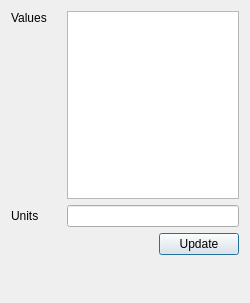
This is trunk/daetools-package/daetools/dae_simulator/editor_quantity_array.ui in v1kko/daetools as Qt 5 draws it before an edit. The edited form follows.
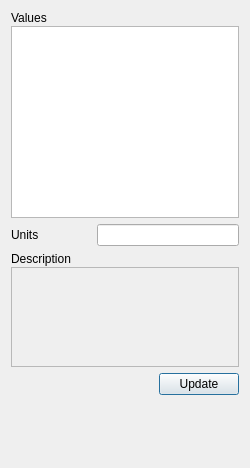
This is the edited form.

```diff
--- a/trunk/daetools-package/daetools/dae_simulator/editor_quantity_array.ui
+++ b/trunk/daetools-package/daetools/dae_simulator/editor_quantity_array.ui
@@ -7,7 +7,7 @@
     <x>0</x>
     <y>0</y>
     <width>250</width>
-    <height>303</height>
+    <height>468</height>
    </rect>
   </property>
   <property name="minimumSize">
@@ -28,8 +28,14 @@
   <layout class="QVBoxLayout" name="verticalLayout">
    <item>
     <layout class="QHBoxLayout" name="horizontalLayout">
+     <property name="spacing">
+      <number>6</number>
+     </property>
      <item>
       <layout class="QVBoxLayout" name="verticalLayout_3">
+       <property name="spacing">
+        <number>1</number>
+       </property>
        <item>
         <widget class="QLabel" name="label">
          <property name="sizePolicy">
@@ -40,7 +46,7 @@
          </property>
          <property name="minimumSize">
           <size>
-           <width>50</width>
+           <width>80</width>
            <height>0</height>
           </size>
          </property>
@@ -50,42 +56,41 @@
         </widget>
        </item>
        <item>
-        <spacer name="verticalSpacer_2">
-         <property name="orientation">
-          <enum>Qt::Vertical</enum>
+        <widget class="QPlainTextEdit" name="valueEdit">
+         <property name="sizePolicy">
+          <sizepolicy hsizetype="MinimumExpanding" vsizetype="Expanding">
+           <horstretch>1</horstretch>
+           <verstretch>1</verstretch>
+          </sizepolicy>
          </property>
-         <property name="sizeHint" stdset="0">
+         <property name="minimumSize">
           <size>
-           <width>20</width>
-           <height>40</height>
+           <width>100</width>
+           <height>100</height>
           </size>
          </property>
-        </spacer>
+         <property name="maximumSize">
+          <size>
+           <width>16777215</width>
+           <height>16777215</height>
+          </size>
+         </property>
+         <property name="baseSize">
+          <size>
+           <width>0</width>
+           <height>0</height>
+          </size>
+         </property>
+         <property name="toolTip">
+          <string>&lt;html&gt;&lt;head/&gt;&lt;body&gt;&lt;p&gt;Insert an array of values (floats). The actual number of dimensions depends on the number of dimansions in the object. The format can be scientific. Acceptable values represent valid Python list expressions. Examples:&lt;/p&gt;&lt;pre style=&quot; margin-top:12px; margin-bottom:12px; margin-left:0px; margin-right:0px; -qt-block-indent:0; text-indent:0px;&quot;&gt;&lt;span style=&quot; font-family:'Courier New,courier';&quot;&gt;[0.0, 0.1, 0.2, 0.3]&lt;/span&gt;&lt;/pre&gt;&lt;pre style=&quot; margin-top:12px; margin-bottom:0px; margin-left:0px; margin-right:0px; -qt-block-indent:0; text-indent:0px;&quot;&gt;&lt;span style=&quot; font-family:'Courier New,courier';&quot;&gt;[ [0.0, 0.1, 0.2, 0.3],&lt;/span&gt;&lt;/pre&gt;&lt;pre style=&quot; margin-top:0px; margin-bottom:0px; margin-left:0px; margin-right:0px; -qt-block-indent:0; text-indent:0px;&quot;&gt;&lt;span style=&quot; font-family:'Courier New,courier';&quot;&gt;  [0.0, 0.1, 0.2, 0.3], &lt;/span&gt;&lt;/pre&gt;&lt;pre style=&quot; margin-top:0px; margin-bottom:12px; margin-left:0px; margin-right:0px; -qt-block-indent:0; text-indent:0px;&quot;&gt;&lt;span style=&quot; font-family:'Courier New,courier';&quot;&gt;  [0.0, 0.1, 0.2, 0.3] ]&lt;/span&gt;&lt;/pre&gt;&lt;pre style=&quot; margin-top:0px; margin-bottom:12px; margin-left:0px; margin-right:0px; -qt-block-indent:0; text-indent:0px;&quot;&gt;&lt;span style=&quot; font-family:'Courier New,courier';&quot;&gt;[1.2E-3, 3.5E+7]&lt;/span&gt;&lt;/pre&gt;&lt;p&gt;etc.&lt;/p&gt;&lt;/body&gt;&lt;/html&gt;</string>
+         </property>
+         <property name="lineWrapMode">
+          <enum>QPlainTextEdit::WidgetWidth</enum>
+         </property>
+        </widget>
        </item>
       </layout>
      </item>
-     <item>
-      <widget class="QPlainTextEdit" name="valueEdit">
-       <property name="sizePolicy">
-        <sizepolicy hsizetype="MinimumExpanding" vsizetype="MinimumExpanding">
-         <horstretch>1</horstretch>
-         <verstretch>0</verstretch>
-        </sizepolicy>
-       </property>
-       <property name="minimumSize">
-        <size>
-         <width>100</width>
-         <height>100</height>
-        </size>
-       </property>
-       <property name="toolTip">
-        <string>&lt;html&gt;&lt;head/&gt;&lt;body&gt;&lt;p&gt;Insert an array of values (floats). The actual number of dimensions depends on the number of dimansions in the object. The format can be scientific. Acceptable values represent valid Python list expressions. Examples:&lt;/p&gt;&lt;pre style=&quot; margin-top:12px; margin-bottom:12px; margin-left:0px; margin-right:0px; -qt-block-indent:0; text-indent:0px;&quot;&gt;&lt;span style=&quot; font-family:'Courier New,courier';&quot;&gt;[0.0, 0.1, 0.2, 0.3]&lt;/span&gt;&lt;/pre&gt;&lt;pre style=&quot; margin-top:12px; margin-bottom:0px; margin-left:0px; margin-right:0px; -qt-block-indent:0; text-indent:0px;&quot;&gt;&lt;span style=&quot; font-family:'Courier New,courier';&quot;&gt;[ [0.0, 0.1, 0.2, 0.3],&lt;/span&gt;&lt;/pre&gt;&lt;pre style=&quot; margin-top:0px; margin-bottom:0px; margin-left:0px; margin-right:0px; -qt-block-indent:0; text-indent:0px;&quot;&gt;&lt;span style=&quot; font-family:'Courier New,courier';&quot;&gt;  [0.0, 0.1, 0.2, 0.3], &lt;/span&gt;&lt;/pre&gt;&lt;pre style=&quot; margin-top:0px; margin-bottom:12px; margin-left:0px; margin-right:0px; -qt-block-indent:0; text-indent:0px;&quot;&gt;&lt;span style=&quot; font-family:'Courier New,courier';&quot;&gt;  [0.0, 0.1, 0.2, 0.3] ]&lt;/span&gt;&lt;/pre&gt;&lt;pre style=&quot; margin-top:0px; margin-bottom:12px; margin-left:0px; margin-right:0px; -qt-block-indent:0; text-indent:0px;&quot;&gt;&lt;span style=&quot; font-family:'Courier New,courier';&quot;&gt;[1.2E-3, 3.5E+7]&lt;/span&gt;&lt;/pre&gt;&lt;p&gt;etc.&lt;/p&gt;&lt;/body&gt;&lt;/html&gt;</string>
-       </property>
-       <property name="lineWrapMode">
-        <enum>QPlainTextEdit::WidgetWidth</enum>
-       </property>
-      </widget>
-     </item>
     </layout>
    </item>
    <item>
@@ -100,7 +105,7 @@
        </property>
        <property name="minimumSize">
         <size>
-         <width>50</width>
+         <width>80</width>
          <height>0</height>
         </size>
        </property>
@@ -130,6 +135,67 @@
      </item>
     </layout>
    </item>
+   <item>
+    <layout class="QHBoxLayout" name="horizontalLayout_4">
+     <item>
+      <layout class="QVBoxLayout" name="verticalLayout_2">
+       <property name="spacing">
+        <number>1</number>
+       </property>
+       <item>
+        <widget class="QLabel" name="label_3">
+         <property name="minimumSize">
+          <size>
+           <width>80</width>
+           <height>0</height>
+          </size>
+         </property>
+         <property name="text">
+          <string>Description</string>
+         </property>
+        </widget>
+       </item>
+       <item>
+        <widget class="QTextEdit" name="descriptionEdit">
+         <property name="enabled">
+          <bool>false</bool>
+         </property>
+         <property name="sizePolicy">
+          <sizepolicy hsizetype="Expanding" vsizetype="Minimum">
+           <horstretch>0</horstretch>
+           <verstretch>0</verstretch>
+          </sizepolicy>
+         </property>
+         <property name="minimumSize">
+          <size>
+           <width>100</width>
+           <height>50</height>
+          </size>
+         </property>
+         <property name="maximumSize">
+          <size>
+           <width>16777215</width>
+           <height>100</height>
+          </size>
+         </property>
+         <property name="toolTip">
+          <string>&lt;html&gt;&lt;head/&gt;&lt;body&gt;&lt;p&gt;Description of the object.&lt;/p&gt;&lt;/body&gt;&lt;/html&gt;</string>
+         </property>
+         <property name="frameShape">
+          <enum>QFrame::StyledPanel</enum>
+         </property>
+         <property name="frameShadow">
+          <enum>QFrame::Sunken</enum>
+         </property>
+         <property name="readOnly">
+          <bool>false</bool>
+         </property>
+        </widget>
+       </item>
+      </layout>
+     </item>
+    </layout>
+   </item>
    <item>
     <layout class="QHBoxLayout" name="horizontalLayout_2">
      <item>
@@ -171,7 +237,7 @@
      <property name="sizeHint" stdset="0">
       <size>
        <width>20</width>
-       <height>40</height>
+       <height>10</height>
       </size>
      </property>
     </spacer>
```
Left out of the diff: 2 changed lines with no effect on the pictures.
